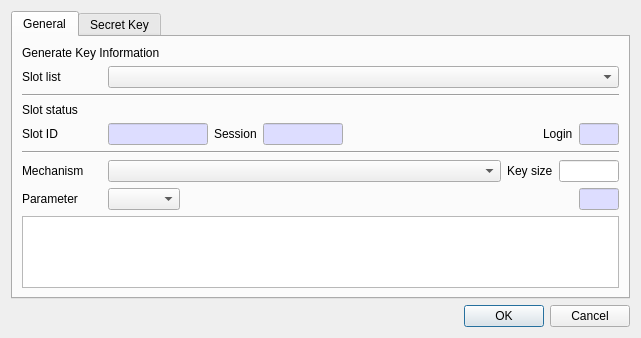
Old version of the form CryptokiMan/gen_key_dlg.ui in the repository jykim74/CryptokiMan.
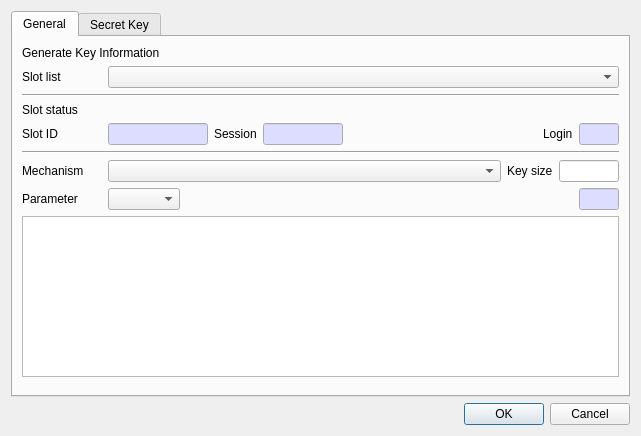
New version of the form. The open tabs and pages were chosen to show the change.

Patch:
```diff
--- a/CryptokiMan/gen_key_dlg.ui
+++ b/CryptokiMan/gen_key_dlg.ui
@@ -7,7 +7,7 @@
     <x>0</x>
     <y>0</y>
     <width>641</width>
-    <height>334</height>
+    <height>436</height>
    </rect>
   </property>
   <property name="windowTitle">
```
Left out of the diff: 2 changed lines with no effect on the pictures.
